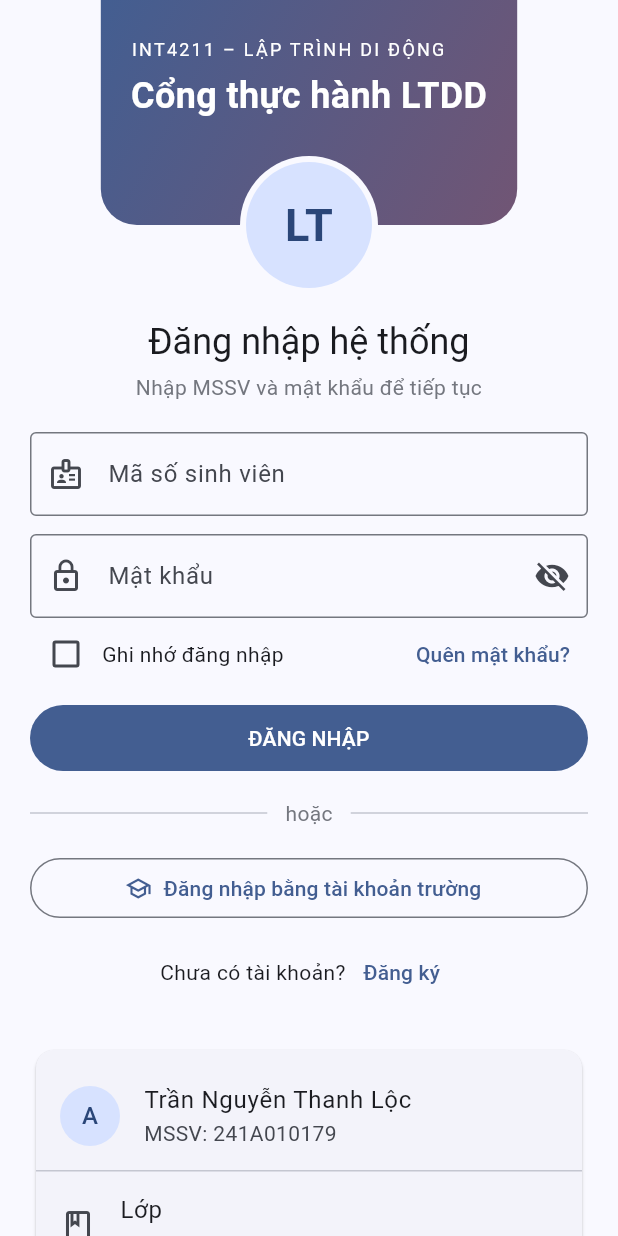
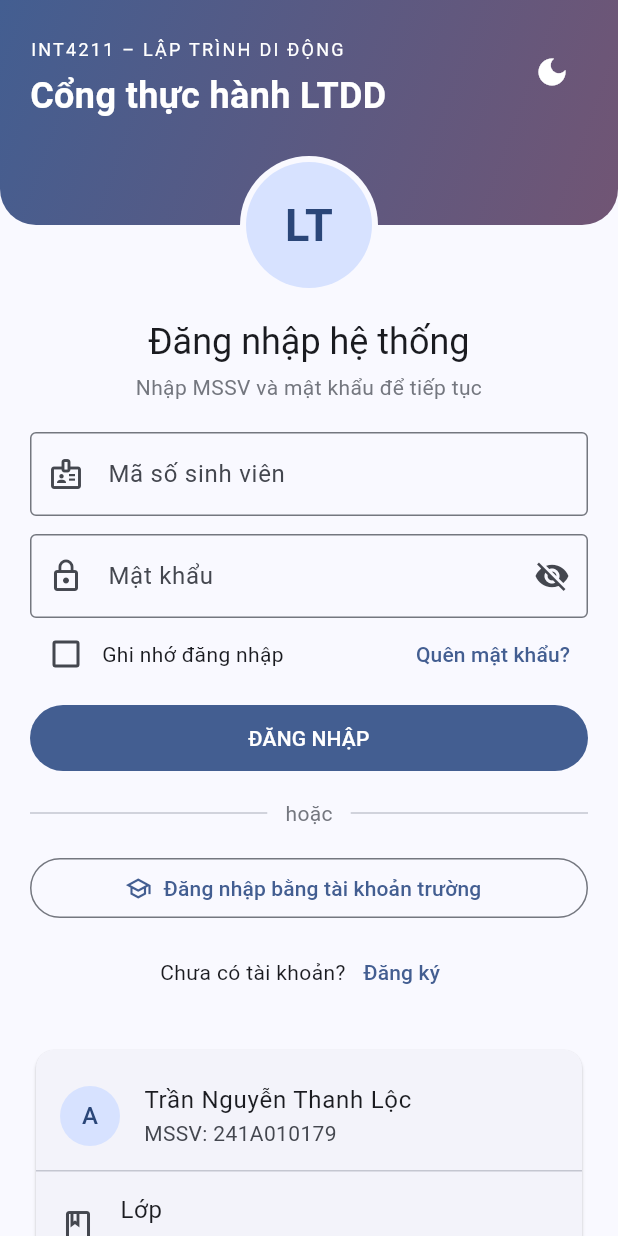
Before and after one commit to TranLoc246/f2_layout, a Flutter app: the screen it shows after launch, on a phone screen of 412 x 824 dp. Run offline on Flutter 3.47's test engine with Material 3 defaults, Android fonts, the light colour scheme and no system bars.

Commit message:
Them che do toi darkTheme va nut chuyen sang/toi tren anh bia

```diff
--- a/lib/main.dart
+++ b/lib/main.dart
@@ -2,27 +2,69 @@
 
 void main() => runApp(const MyApp());
 
-class MyApp extends StatelessWidget {
+class MyApp extends StatefulWidget {
   const MyApp({super.key});
 
   @override
+  State<MyApp> createState() => _MyAppState();
+}
+
+class _MyAppState extends State<MyApp> {
+  // Biến quản lý trạng thái Sáng (light) / Tối (dark)
+  ThemeMode _themeMode = ThemeMode.light;
+
+  // Hàm chuyển đổi theme
+  void _toggleTheme() {
+    setState(() {
+      _themeMode = _themeMode == ThemeMode.light ? ThemeMode.dark : ThemeMode.light;
+    });
+  }
+
+  @override
   Widget build(BuildContext context) {
+    const seedColor = Color(0xFF0468D7);
+
     return MaterialApp(
       title: 'F2_241A010179', // TODO: Thay bằng MSSV của bạn
       debugShowCheckedModeBanner: false,
+      // Cấu hình Theme Sáng
       theme: ThemeData(
-        colorScheme: ColorScheme.fromSeed(seedColor: const Color(0xFF0468D7)),
+        colorScheme: ColorScheme.fromSeed(
+          seedColor: seedColor,
+          brightness: Brightness.light,
+        ),
         inputDecorationTheme: const InputDecorationTheme(
           border: OutlineInputBorder(),
         ),
       ),
-      home: const LoginPage(),
+      // Cấu hình Theme Tối (NC1)
+      darkTheme: ThemeData(
+        colorScheme: ColorScheme.fromSeed(
+          seedColor: seedColor,
+          brightness: Brightness.dark,
+        ),
+        inputDecorationTheme: const InputDecorationTheme(
+          border: OutlineInputBorder(),
+        ),
+      ),
+      themeMode: _themeMode,
+      home: LoginPage(
+        onToggleTheme: _toggleTheme,
+        isDarkMode: _themeMode == ThemeMode.dark,
+      ),
     );
   }
 }
 
 class LoginPage extends StatefulWidget {
-  const LoginPage({super.key});
+  const LoginPage({
+    super.key,
+    required this.onToggleTheme,
+    required this.isDarkMode,
+  });
+
+  final VoidCallback onToggleTheme;
+  final bool isDarkMode;
 
   @override
   State<LoginPage> createState() => _LoginPageState();
@@ -39,7 +81,11 @@
         child: SingleChildScrollView(
           child: Column(
             children: [
-              const HeaderBanner(),
+              // Banner đầu trang chứa nút chuyển Theme
+              HeaderBanner(
+                onToggleTheme: widget.onToggleTheme,
+                isDarkMode: widget.isDarkMode,
+              ),
               const SizedBox(height: 16),
               Padding(
                 padding: const EdgeInsets.symmetric(horizontal: 20),
@@ -164,8 +210,16 @@
   }
 }
 
+/// Header Banner có nút bấm chuyển Sáng / Tối (NC1)
 class HeaderBanner extends StatelessWidget {
-  const HeaderBanner({super.key});
+  const HeaderBanner({
+    super.key,
+    required this.onToggleTheme,
+    required this.isDarkMode,
+  });
+
+  final VoidCallback onToggleTheme;
+  final bool isDarkMode;
 
   @override
   Widget build(BuildContext context) {
@@ -186,12 +240,20 @@
               borderRadius: const BorderRadius.vertical(bottom: Radius.circular(24)),
             ),
             padding: const EdgeInsets.fromLTRB(20, 24, 20, 20),
-            child: Column(
+            child: Row(
+              crossAxisAlignment: CrossAxisAlignment.start,
+              mainAxisAlignment: MainAxisAlignment.spaceBetween,
+              children: [
+                Column(
                   crossAxisAlignment: CrossAxisAlignment.start,
                   children: [
                     Text(
                       'INT4211 – LẬP TRÌNH DI ĐỘNG',
-                  style: TextStyle(color: scheme.onPrimary, fontSize: 12, letterSpacing: 1.5),
+                      style: TextStyle(
+                        color: scheme.onPrimary,
+                        fontSize: 12,
+                        letterSpacing: 1.5,
+                      ),
                     ),
                     const SizedBox(height: 6),
                     Text(
@@ -201,6 +263,17 @@
                         fontSize: 24,
                         fontWeight: FontWeight.bold,
                       ),
+                    ),
+                  ],
+                ),
+                // Nút IconButton chuyển chế độ Tối / Sáng
+                IconButton(
+                  onPressed: onToggleTheme,
+                  icon: Icon(
+                    isDarkMode ? Icons.light_mode : Icons.dark_mode,
+                    color: scheme.onPrimary,
+                  ),
+                  tooltip: isDarkMode ? 'Chuyển Chế độ Sáng' : 'Chuyển Chế độ Tối',
                 ),
               ],
             ),
@@ -234,6 +307,7 @@
   }
 }
 
+/// Thẻ Hồ Sơ Sinh Viên
 class ProfileCard extends StatelessWidget {
   const ProfileCard({super.key});
 
@@ -247,8 +321,8 @@
           children: [
             const ListTile(
               leading: CircleAvatar(child: Text('A')),
-              title: Text('Trần Nguyễn Thanh Lộc'), // TODO: Thay bằng Tên của bạn
-              subtitle: Text('MSSV: 241A010179'), // TODO: Thay bằng MSSV
+              title: Text('Trần Nguyễn Thanh Lộc'), // TODO: Đổi thành tên của bạn
+              subtitle: Text('MSSV: 241A010179'), // TODO: Đổi thành MSSV của bạn
             ),
             const Divider(height: 1),
             const ListTile(
@@ -259,7 +333,7 @@
             const ListTile(
               leading: Icon(Icons.mail_outline),
               title: Text('Email'),
-              subtitle: Text('Loc241A010179@vhu.edu.vn'), // TODO: Thay bằng Email
+              subtitle: Text('Loc241A010179@vhu.edu.vn'),
             ),
             Padding(
               padding: const EdgeInsets.fromLTRB(16, 8, 16, 12),
@@ -297,9 +371,16 @@
         children: [
           Text(
             value,
-            style: TextStyle(fontSize: 20, fontWeight: FontWeight.bold, color: scheme.primary),
+            style: TextStyle(
+              fontSize: 20,
+              fontWeight: FontWeight.bold,
+              color: scheme.primary,
             ),
-          Text(label, style: TextStyle(fontSize: 12, color: scheme.outline)),
+          ),
+          Text(
+            label,
+            style: TextStyle(fontSize: 12, color: scheme.outline),
+          ),
         ],
       ),
     );
```
Lines whose indentation alone changed are shown as unchanged.
